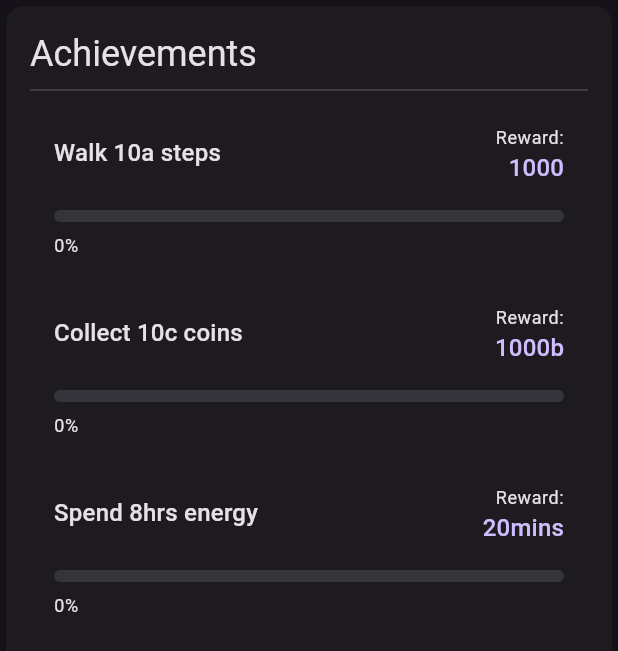
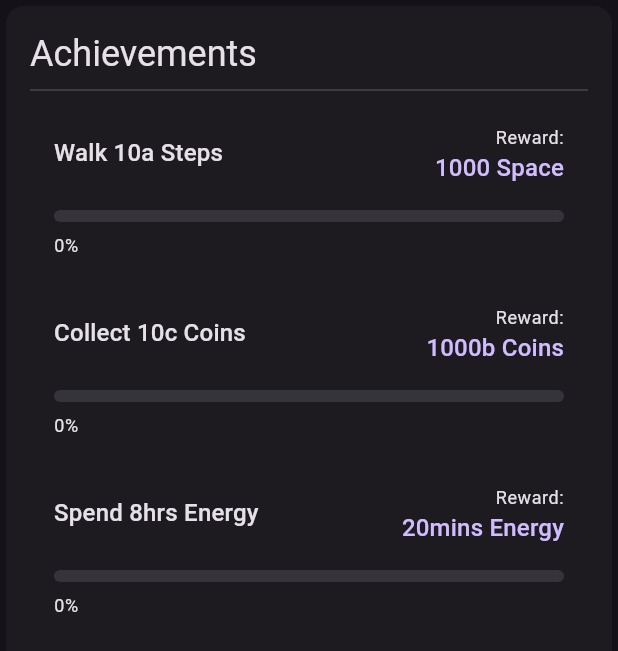
Before and after one commit to enzosv/idlefit-flutter, a Flutter app: the AchievementList widget shown alone on an empty page, opened directly, on a phone screen of 412 x 824 dp. Shown: the top 651 px of the screen. Run offline on Flutter 3.47's test engine with Material 3 defaults, Android fonts, the phone set to English and light mode, and no system bars; our stand-ins replace flutter_local_notifications, google_mobile_ads, objectbox, shared_preferences, timezone; missing offline and left inert: flame, health; accounts and stored records are empty; generated files the repository leaves out were written again; network calls fail.

Commit message:
use enums for achievements

```diff
--- a/lib/models/achievement.dart
+++ b/lib/models/achievement.dart
@@ -1,3 +1,4 @@
+import 'package:idlefit/models/daily_quest.dart';
 import 'package:idlefit/util.dart';
 import 'package:objectbox/objectbox.dart';
 
@@ -7,6 +8,7 @@ class Achievement {
   int id = 0;
   int? dateClaimed;
 
+  // Store enum values as strings in the database
   String action = '';
   String reqUnit = '';
   int requirement = 0;
@@ -15,6 +17,19 @@ class Achievement {
   String rewardUnit = '';
   @Transient()
   int reward = 0;
+
+  // Getters and setters for enum properties - marked as @Transient so ObjectBox ignores them
+  @Transient()
+  QuestAction get questAction => QuestActionExtension.fromJson(action);
+  set questAction(QuestAction value) => action = value.toJson();
+
+  @Transient()
+  QuestUnit get questReqUnit => QuestUnitExtension.fromJson(reqUnit);
+  set questReqUnit(QuestUnit value) => reqUnit = value.toJson();
+
+  @Transient()
+  RewardUnit get questRewardUnit => RewardUnitExtension.fromJson(rewardUnit);
+  set questRewardUnit(RewardUnit value) => rewardUnit = value.toJson();
 
   // Achievement({
   //   required this.id,
@@ -26,16 +41,22 @@ class Achievement {
   // });
 
   String get description {
-    if (reqUnit == "energy") {
-      return '$action ${durationNotation(requirement.toDouble())} $reqUnit';
+    if (questReqUnit == QuestUnit.energy) {
+      return '${questAction.display} ${durationNotation(requirement.toDouble())} ${questReqUnit.display}';
     }
-    return '$action ${toLettersNotation(requirement.toDouble())} $reqUnit';
+    return '${questAction.display} ${toLettersNotation(requirement.toDouble())} ${questReqUnit.display}';
   }
 
   String get rewardText {
-    if (rewardUnit == "energy") {
+    if (questRewardUnit == RewardUnit.energy) {
       return durationNotation(reward.toDouble());
     }
     return toLettersNotation(reward.toDouble());
   }
+
+  // TODO: achivement for number of generators purchased
+  // TODO: achivement for number of generator upgrades purchased
+  // TODO: achivement for number of generator upgrades unlocked
+  // TODO: achivement for number of shop items purchased
+  // TODO: achivement for number of manual taps
 }
--- a/lib/models/achievement_repo.dart
+++ b/lib/models/achievement_repo.dart
@@ -1,5 +1,6 @@
 import 'dart:convert';
 import 'package:flutter/services.dart';
+import 'package:idlefit/models/daily_quest.dart';
 import 'package:idlefit/objectbox.g.dart';
 import 'package:idlefit/util.dart';
 import 'achievement.dart';
@@ -25,29 +26,35 @@ class AchievementRepo {
         requirements.length == rewards.length,
         "${item["action"]} invalid",
       );
-      final String action = item['action'];
-      final String reqUnit = item['req_unit'];
+      final QuestAction action = QuestActionExtension.fromJson(item['action']);
+      final QuestUnit reqUnit = QuestUnitExtension.fromJson(item['req_unit']);
       assert(
         achievements
-            .where((a) => (a.action == action && a.reqUnit == reqUnit))
+            .where(
+              (a) => (a.questAction == action && a.questReqUnit == reqUnit),
+            )
             .isEmpty,
         "there should only be one achivement per action and requirement pair",
       );
 
       for (int i = 0; i < requirements.length; i++) {
         Achievement achievement = Achievement();
-        achievement.action = action;
-        achievement.reqUnit = reqUnit;
+        achievement.questAction = action;
+        achievement.questReqUnit = reqUnit;
         achievement.requirement = requirements[i];
 
         final same = getSame(achievement);
         if (same != null) {
-          print("skipping $action $reqUnit ${achievement.requirement}");
+          print(
+            "skipping ${action.name} ${reqUnit.name} ${achievement.requirement}",
+          );
           // Skip if already claimed
           continue;
         }
 
-        achievement.rewardUnit = item['reward_unit'];
+        achievement.questRewardUnit = RewardUnitExtension.fromJson(
+          item['reward_unit'],
+        );
         achievement.reward = rewards[i];
         achievements.add(achievement);
         // only get the achievement with the lowest requirement
--- a/lib/widgets/achievement_card.dart
+++ b/lib/widgets/achievement_card.dart
@@ -1,5 +1,6 @@
 import 'package:flutter/material.dart';
 import '../models/achievement.dart';
+import '../models/daily_quest.dart';
 
 class AchievementCard extends StatelessWidget {
   final Achievement achievement;
@@ -46,7 +47,7 @@ class AchievementCard extends StatelessWidget {
                 children: [
                   Text('Reward:', style: theme.textTheme.bodySmall),
                   Text(
-                    achievement.rewardText,
+                    '${achievement.rewardText} ${achievement.questRewardUnit.display}',
                     style: theme.textTheme.titleMedium?.copyWith(
                       color: theme.colorScheme.primary,
                     ),
--- a/lib/widgets/achievement_list.dart
+++ b/lib/widgets/achievement_list.dart
@@ -3,6 +3,7 @@ import 'package:idlefit/services/object_box.dart';
 import 'package:provider/provider.dart';
 import '../models/achievement.dart';
 import '../models/achievement_repo.dart';
+import '../models/daily_quest.dart';
 import '../models/health_data_repo.dart';
 import '../models/health_data_entry.dart';
 import '../services/game_state.dart';
@@ -17,7 +18,7 @@ class AchievementList extends StatefulWidget {
 
 class _AchievementListState extends State<AchievementList> {
   List<Achievement> achievements = [];
-  Map<String, double> progress = {};
+  Map<QuestAction, double> progress = {};
   late AchievementRepo _achievementRepo;
 
   @override
@@ -38,19 +39,21 @@ class _AchievementListState extends State<AchievementList> {
     final healthStats = await healthRepo.total();
     final gameState = Provider.of<GameState>(context, listen: false);
 
-    final newProgress = <String, double>{};
+    final newProgress = <QuestAction, double>{};
     for (final achievement in newAchievements) {
       if (achievement.dateClaimed != null) continue;
 
-      switch (achievement.action.toLowerCase()) {
-        case 'walk':
-          newProgress[achievement.action] = healthStats.steps;
+      switch (achievement.questAction) {
+        case QuestAction.walk:
+          newProgress[achievement.questAction] = healthStats.steps;
           break;
-        case 'collect':
-          newProgress[achievement.action] = gameState.coins.totalEarned;
+        case QuestAction.collect:
+          newProgress[achievement.questAction] = gameState.coins.totalEarned;
           break;
-        case 'spend':
-          newProgress[achievement.action] = gameState.energy.totalSpent;
+        case QuestAction.spend:
+          newProgress[achievement.questAction] = gameState.energy.totalSpent;
+          break;
+        default:
           break;
       }
     }
@@ -75,15 +78,17 @@ class _AchievementListState extends State<AchievementList> {
     final gameState = Provider.of<GameState>(context, listen: false);
     final reward = achievement.reward.toDouble();
     // Award the achievement reward
-    switch (achievement.rewardUnit.toLowerCase()) {
-      case 'space':
+    switch (achievement.questRewardUnit) {
+      case RewardUnit.space:
         gameState.space.earn(reward);
         break;
-      case 'coins':
+      case RewardUnit.coins:
         gameState.coins.earn(reward);
         break;
-      case 'energy':
+      case RewardUnit.energy:
         gameState.energy.earn(reward);
+        break;
+      default:
         break;
     }
     // if (isLast) {
@@ -108,7 +113,7 @@ class _AchievementListState extends State<AchievementList> {
             ),
             const Divider(),
             ...achievements.map((achievement) {
-              final currentProgress = progress[achievement.action] ?? 0;
+              final currentProgress = progress[achievement.questAction] ?? 0;
               final bool isCompleted = achievement.dateClaimed != null;
               final bool canClaim =
                   currentProgress >= achievement.requirement && !isCompleted;
```
